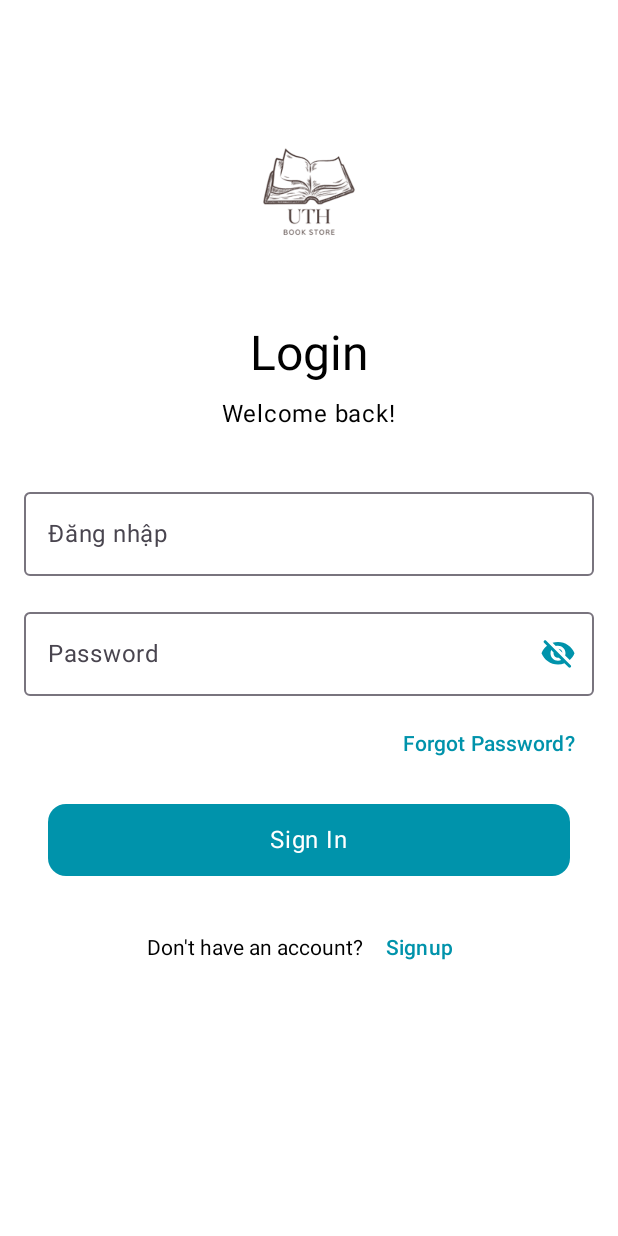
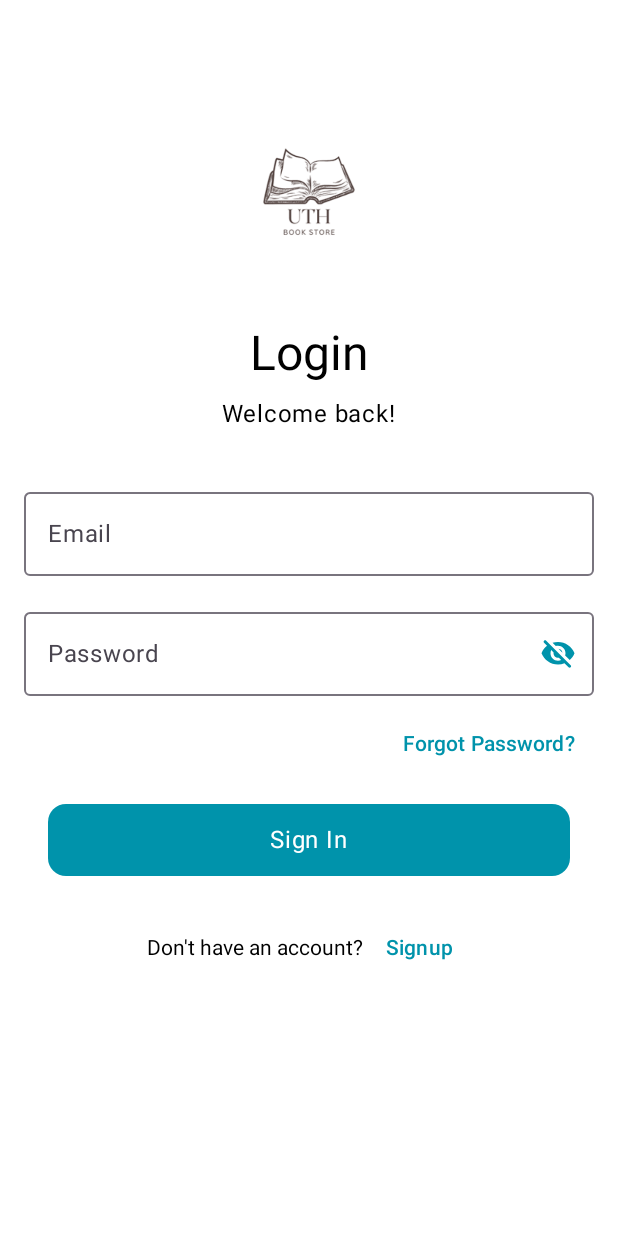
Before and after one commit to XuanDuNe/Lap-trinh-app, an Android app built with Jetpack Compose: the screen it shows after launch (MainActivity), after a tap on "Đăng nhập", on a phone screen of 412 x 824 dp. Run offline under Robolectric (Android 15) with nearby library versions, the phone set to English and light mode, and no system bars; our stand-ins replace Firebase (no records; nobody signed in at launch, a user with empty details on screens opened directly).

Commit message:
login signup

```diff
--- a/app/src/main/java/com/example/librarybooklendingsystem/MainActivity.kt
+++ b/app/src/main/java/com/example/librarybooklendingsystem/MainActivity.kt
@@ -14,11 +14,8 @@ import androidx.compose.material.MaterialTheme
 import androidx.compose.material.Scaffold
 import androidx.compose.runtime.*
 import androidx.compose.ui.Modifier
-import androidx.navigation.NavController
 import androidx.compose.material.Text
 import androidx.compose.runtime.Composable
-import androidx.compose.runtime.mutableStateOf
-import androidx.compose.runtime.remember
 import androidx.compose.ui.unit.dp
 import androidx.navigation.compose.NavHost
 import androidx.navigation.compose.composable
@@ -39,6 +36,7 @@ class MainActivity : ComponentActivity() {
     override fun onCreate(savedInstanceState: Bundle?) {
         super.onCreate(savedInstanceState)
 
+        // Initialize Firebase
         val db = FirebaseFirestore.getInstance()
 
         if (FirebaseApp.getApps(this).isNotEmpty()) {
@@ -46,11 +44,12 @@ class MainActivity : ComponentActivity() {
         } else {
             Log.e("FirebaseCheck", "Firebase chưa kết nối!")
         }
+
         setContent {
-                MainScreen()
-            }
+            MainScreen() // Show the main screen
         }
     }
+}
 
 class MyApplication : Application() {
     override fun onCreate() {
@@ -68,22 +67,21 @@ fun MainScreen() {
     Scaffold(
         bottomBar = {
             if (currentRoute != "login" && currentRoute != "signup") {
-                BottomNavigationBar(navController = navController)
+                BottomNavigationBar(navController = navController) // Show bottom navigation bar
             }
         }
     ) { paddingValues ->
         NavHost(
             navController = navController,
-            startDestination = "home",
+            startDestination = "home", // Set initial destination
             modifier = Modifier.padding(paddingValues)
         ) {
             composable("home") { HomeScreen(navController) }
-            composable("bookDetails") { BookDetailsScreen(navController)}
-            composable("bookDetails") { BookDetailsScreen(navController) }
-            composable("borrowBook") { BorrowBookScreen(navController) }
-            composable("account") { AccountScreen(navController) }
-            composable("login") { LoginScreen(navController) }
-            composable("signup") { SignUpScreen(navController) }
+            composable("bookDetails") { BookDetailsScreen(navController) } // Book details page
+            composable("borrowBook") { BorrowBookScreen(navController) } // Borrow book page
+            composable("account") { AccountScreen(navController) } // Account page
+            composable("login") { LoginScreen(navController) } // Login page
+            composable("signup") { SignUpScreen(navController) } // Sign-up page
         }
     }
 }
--- a/app/src/main/java/com/example/librarybooklendingsystem/ui/screens/LoginScreen.kt
+++ b/app/src/main/java/com/example/librarybooklendingsystem/ui/screens/LoginScreen.kt
@@ -1,5 +1,6 @@
 package com.example.librarybooklendingsystem.ui.screens
 
+import android.widget.Toast
 import androidx.compose.foundation.Image
 import androidx.compose.foundation.layout.*
 import androidx.compose.foundation.shape.RoundedCornerShape
@@ -17,14 +18,19 @@ import androidx.compose.ui.text.input.VisualTransformation
 import androidx.compose.ui.unit.dp
 import androidx.navigation.NavController
 import com.example.librarybooklendingsystem.R
-import androidx.compose.ui.tooling.preview.Preview
-import androidx.navigation.compose.rememberNavController
+import com.google.firebase.auth.FirebaseAuth
+import com.google.firebase.auth.FirebaseUser
 
 @Composable
 fun LoginScreen(navController: NavController) {
+    val auth = FirebaseAuth.getInstance()
+
     var email by remember { mutableStateOf("") }
     var password by remember { mutableStateOf("") }
+    var confirmPassword by remember { mutableStateOf("") }
     var passwordVisible by remember { mutableStateOf(false) }
+    var confirmPasswordVisible by remember { mutableStateOf(false) }
+    var errorMessage by remember { mutableStateOf("") }
 
     Column(
         modifier = Modifier
@@ -57,7 +63,7 @@ fun LoginScreen(navController: NavController) {
         OutlinedTextField(
             value = email,
             onValueChange = { email = it },
-            label = { Text("Đăng nhập") },
+            label = { Text("Email") },
             modifier = Modifier
                 .fillMaxWidth()
                 .padding(bottom = 16.dp)
@@ -82,6 +88,16 @@ fun LoginScreen(navController: NavController) {
             }
         )
 
+        // Display error message if any
+        if (errorMessage.isNotEmpty()) {
+            Text(
+                text = errorMessage,
+                color = Color.Red,
+                style = MaterialTheme.typography.bodySmall,
+                modifier = Modifier.padding(bottom = 8.dp)
+            )
+        }
+
         TextButton(
             onClick = { /* TODO: Handle forgot password */ },
             modifier = Modifier.align(Alignment.End)
@@ -94,11 +110,21 @@ fun LoginScreen(navController: NavController) {
 
         Button(
             onClick = {
-                // TODO: Thêm logic xác thực thực tế
-                AuthState.isLoggedIn = true
-                navController.navigate("home") {
-                    popUpTo("login") { inclusive = true }
-                }
+                // Firebase Auth sign-in logic
+                auth.signInWithEmailAndPassword(email, password)
+                    .addOnCompleteListener { task ->
+                        if (task.isSuccessful) {
+                            val user: FirebaseUser? = auth.currentUser
+                            if (user != null) {
+                                // Successfully logged in
+                                navController.navigate("home") {
+                                    popUpTo("login") { inclusive = true }
+                                }
+                            }
+                        } else {
+                            errorMessage = "Invalid credentials or account not found"
+                        }
+                    }
             },
             modifier = Modifier
                 .fillMaxWidth()
@@ -129,11 +155,3 @@ fun LoginScreen(navController: NavController) {
         }
     }
 }
-
-@Preview(showBackground = true, widthDp = 360, heightDp = 800)
-@Composable
-fun LoginScreenPreview() {
-    MaterialTheme {
-        LoginScreen(navController = rememberNavController())
-    }
-}
--- a/app/src/main/res/values/strings.xml
+++ b/app/src/main/res/values/strings.xml
@@ -1,3 +1,4 @@
 <resources>
     <string name="app_name">Library Book Lending System</string>
+    <string name="fb_login_protocol_scheme">fbYOUR_APP_ID</string>
 </resources>
```
Also changed, not shown: app/build.gradle.kts (+15 -15 lines), app/src/main/AndroidManifest.xml (+17 -3 lines), app/src/main/java/com/example/librarybooklendingsystem/ui/screens/SignUpScreen.kt (+61 -14 lines).
